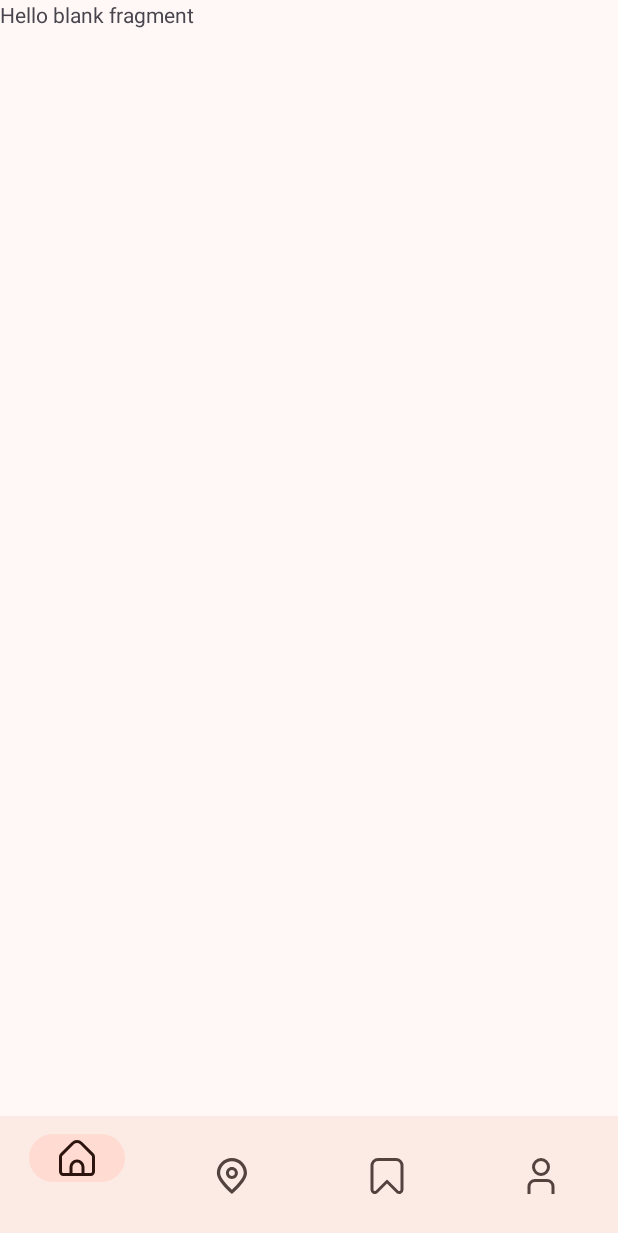
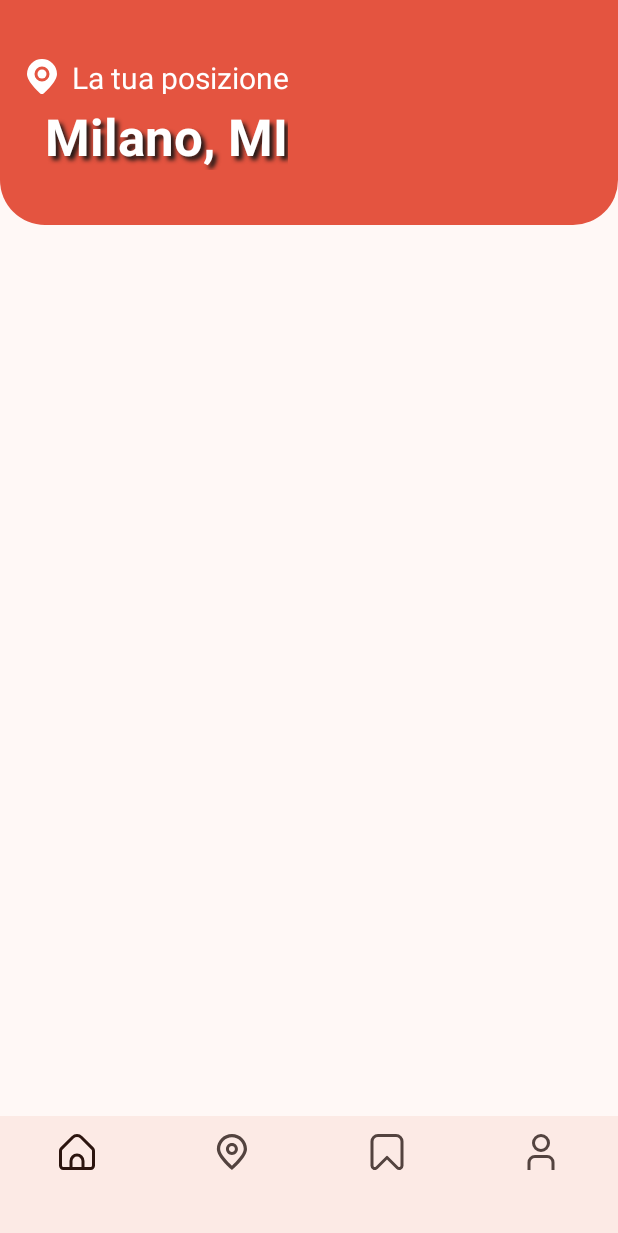
Before and after one commit to TrDavide/WeMeet, an Android app: the screen it shows after launch (HomePageActivity), on a phone screen of 412 x 824 dp. Shown: the top 1233 px of the screen. Run offline under Robolectric (Android 15) with nearby library versions, the phone set to English and light mode, and no system bars; our stand-ins replace navigation-ui.

Commit message:
Home + SearchBar

```diff
--- a/app/build.gradle.kts
+++ b/app/build.gradle.kts
@@ -45,4 +45,6 @@ dependencies {
     testImplementation(libs.junit)
     androidTestImplementation(libs.ext.junit)
     androidTestImplementation(libs.espresso.core)
+    implementation (libs.material.v1120)
+
 }
--- a/app/src/main/java/com/temptationjavaisland/wemeet/ui/welcome/HomePageActivity.java
+++ b/app/src/main/java/com/temptationjavaisland/wemeet/ui/welcome/HomePageActivity.java
@@ -1,22 +1,29 @@
 package com.temptationjavaisland.wemeet.ui.welcome;
 
+import android.content.res.ColorStateList;
+import android.graphics.Color;
 import android.os.Bundle;
+import android.view.Menu;
 
 import androidx.activity.EdgeToEdge;
+import androidx.annotation.NonNull;
 import androidx.appcompat.app.AppCompatActivity;
 import androidx.appcompat.widget.Toolbar;
 import androidx.navigation.NavController;
+import androidx.navigation.Navigation;
 import androidx.navigation.fragment.NavHostFragment;
 import androidx.navigation.ui.AppBarConfiguration;
 import androidx.navigation.ui.NavigationUI;
 
 
 import com.google.android.material.bottomnavigation.BottomNavigationView;
+import com.google.android.material.navigation.NavigationBarView;
 import com.temptationjavaisland.wemeet.R;
 
 public class HomePageActivity extends AppCompatActivity {
 
     private NavController navController;
+    BottomNavigationView bottomNav;
 
     @Override
     protected void onCreate(Bundle savedInstanceState) {
@@ -29,17 +36,16 @@ public class HomePageActivity extends AppCompatActivity {
 
         navController = navHostFragment.getNavController();
 
-        BottomNavigationView bottomNav = findViewById(R.id.bottom_navigation);
+        bottomNav = findViewById(R.id.bottom_navigation);
 
         AppBarConfiguration appBarConfiguration = new AppBarConfiguration.Builder(
                 R.id.homeFragment, R.id.placeFragment, R.id.preferedFragment, R.id.profileFragment
         ).build();
-
+        bottomNav.setItemActiveIndicatorEnabled(false);
+        bottomNav.setLabelVisibilityMode(BottomNavigationView.LABEL_VISIBILITY_LABELED);
 
         NavigationUI.setupWithNavController(bottomNav, navController);
        // NavigationUI.setupActionBarWithNavController(this, navController, appBarConfiguration);
-
-
     }
 
 }
--- /dev/null
+++ b/app/src/main/res/drawable/search.xml
@@ -0,0 +1,5 @@
+<vector xmlns:android="http://schemas.android.com/apk/res/android" android:height="16dp" android:viewportHeight="513.75" android:viewportWidth="513.75" android:width="16dp">
+
+    <path android:fillColor="#FF000000" android:pathData="M504.35,459.06l-99.43,-99.48c74.4,-99.43 54.12,-240.34 -45.31,-314.75S119.26,-9.28 44.86,90.15S-9.26,330.49 90.17,404.9c79.87,59.77 189.57,59.77 269.43,0l99.48,99.48c12.5,12.5 32.77,12.5 45.27,0c12.5,-12.5 12.5,-32.77 0,-45.27L504.35,459.06zM225.72,385.7c-88.37,0 -160,-71.63 -160,-160s71.63,-160 160,-160s160,71.63 160,160C385.62,314.02 314.04,385.6 225.72,385.7z"/>
+
+</vector>
--- a/app/src/main/res/layout/fragment_home.xml
+++ b/app/src/main/res/layout/fragment_home.xml
@@ -1,14 +1,59 @@
 <?xml version="1.0" encoding="utf-8"?>
-<FrameLayout xmlns:android="http://schemas.android.com/apk/res/android"
+<RelativeLayout xmlns:android="http://schemas.android.com/apk/res/android"
     xmlns:tools="http://schemas.android.com/tools"
     android:layout_width="match_parent"
     android:layout_height="match_parent"
+    xmlns:app="http://schemas.android.com/apk/res-auto"
     tools:context=".ui.welcome.fragments.HomeFragment">
 
-    <!-- TODO: Update blank fragment layout -->
+    <View
+        android:id="@+id/view"
+        android:layout_width="match_parent"
+        android:layout_height="150dp"
+        android:background="@drawable/border3"
+        android:backgroundTint="@color/main_red" />
+
+    <LinearLayout
+        android:id="@+id/laTuaPosizione"
+        android:layout_width="wrap_content"
+        android:layout_height="wrap_content"
+        android:orientation="horizontal"
+        android:gravity="center_vertical"
+        android:layout_marginStart="@dimen/margin_default"
+        android:layout_marginTop="30dp">
+
+        <ImageView
+            android:layout_width="24dp"
+            android:layout_height="24dp"
+            android:layout_marginTop="5dp"
+            android:src="@drawable/place_active"
+            android:contentDescription="Icona Profilo"
+            app:tint="@color/white"/>
+
+        <TextView
+            android:layout_width="wrap_content"
+            android:layout_height="wrap_content"
+            android:layout_marginTop="5dp"
+            android:text="@string/laTuaPoszione"
+            android:textSize="20sp"
+            android:paddingStart="8dp"
+            android:textColor="@color/white"/>
+    </LinearLayout>
+
     <TextView
-        android:layout_width="match_parent"
-        android:layout_height="match_parent"
-        android:text="@string/hello_blank_fragment" />
+        android:layout_width="wrap_content"
+        android:layout_height="wrap_content"
+        android:layout_below="@id/laTuaPosizione"
+        android:text="@string/milano"
+        android:layout_marginTop="5dp"
+        android:layout_marginStart="30dp"
+        android:textSize="34sp"
+        android:textColor="@color/white"
+        android:shadowDx="4"
+        android:shadowDy="4"
+        android:shadowRadius="3"
+        android:textStyle="bold"
+        android:shadowColor="@color/md_theme_onSurface_mediumContrast"
+        />
 
-</FrameLayout>
+</RelativeLayout>
--- a/app/src/main/res/values-night/strings.xml
+++ b/app/src/main/res/values-night/strings.xml
@@ -38,4 +38,6 @@
     <string name="account">Account</string>
     <string name="laTuaPoszione">La tua posizione</string>
     <string name="milano">Milano, MI</string>
+    <string name="filtri">Filtri</string>
+    <string name="cercahint">Cerca...</string>
 </resources>
--- a/app/src/main/res/values/strings.xml
+++ b/app/src/main/res/values/strings.xml
@@ -48,5 +48,7 @@
     <string name="posizione">Luogo</string>
     <string name="laTuaPoszione">La tua posizione</string>
     <string name="milano">Milano, MI</string>
+    <string name="filtri">Filtri</string>
+    <string name="cercahint">Cerca...</string>
 
 </resources>
--- a/gradle/libs.versions.toml
+++ b/gradle/libs.versions.toml
@@ -10,6 +10,7 @@ appcompat = "1.6.1"
 material = "1.10.0"
 activity = "1.8.0"
 constraintlayout = "2.1.4"
+materialVersion = "1.12.0"
 navigationFragment = "2.8.5"
 navigationUi = "2.8.5"
 
@@ -25,6 +26,7 @@ material = { group = "com.google.android.material", name = "material", version.r
 activity = { group = "androidx.activity", name = "activity", version.ref = "activity" }
 constraintlayout = { group = "androidx.constraintlayout", name = "constraintlayout", version.ref = "constraintlayout" }
 material-v1110 = { module = "com.google.android.material:material", version.ref = "googleMaterial" }
+material-v1120 = { module = "com.google.android.material:material", version.ref = "materialVersion" }
 navigation-fragment = { group = "androidx.navigation", name = "navigation-fragment", version.ref = "navigationFragment" }
 navigation-ui = { group = "androidx.navigation", name = "navigation-ui", version.ref = "navigationUi" }
 
```
Also changed, not shown: app/src/main/java/com/temptationjavaisland/wemeet/ui/welcome/fragments/LocationFragment.java (+18 -0 lines), app/src/main/res/drawable/filter.xml (+8 -14 lines), app/src/main/res/layout/fragment_location.xml (+12 -9 lines), app/src/main/res/menu/search_bar_menu.xml (added, +9 -0 lines).
